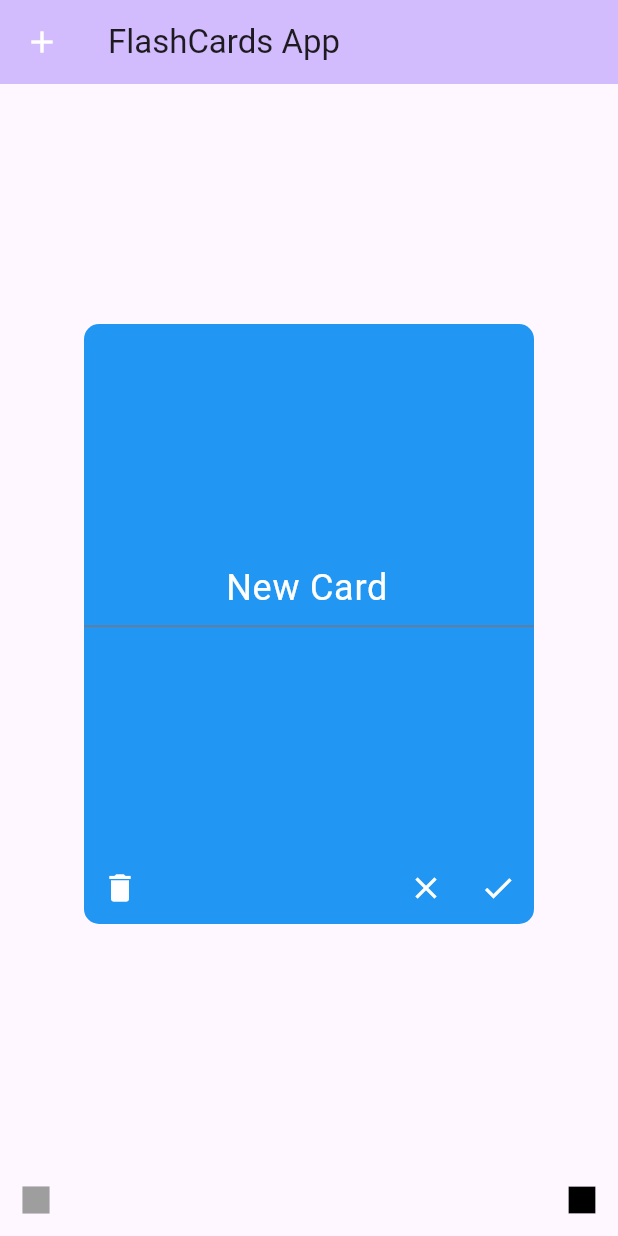
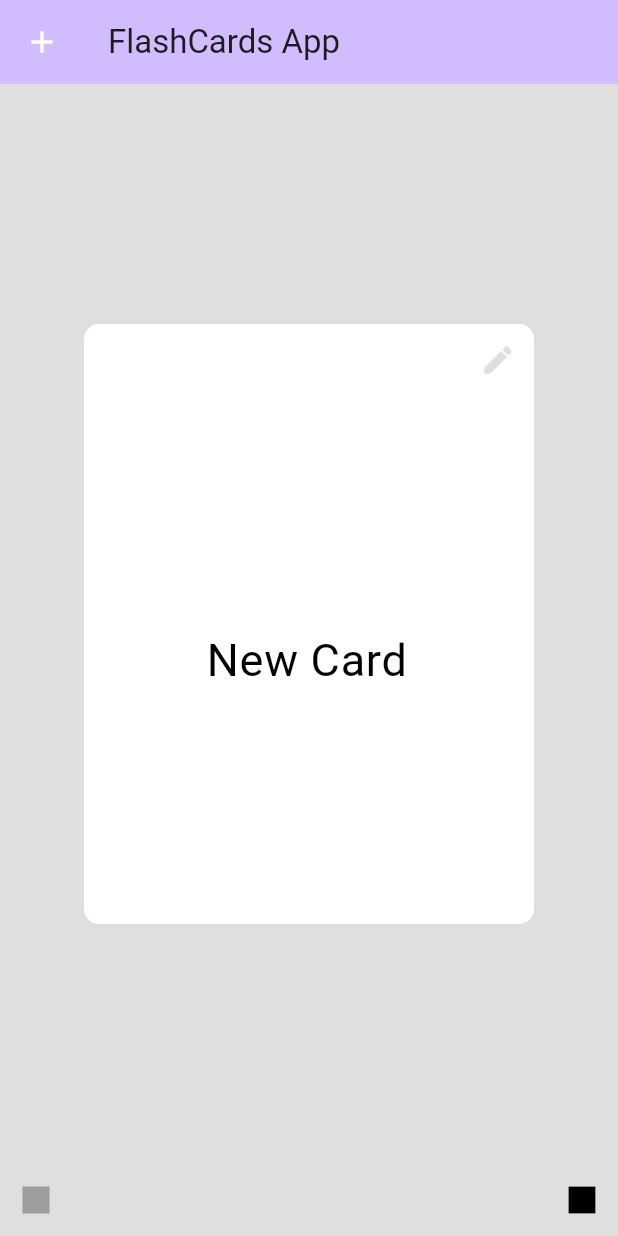
Before and after one commit to Caleb-Parks/CSCN408_Project_4, a Flutter app: the screen it shows after launch, on a phone screen of 412 x 824 dp. Run offline on Flutter 3.47's test engine with Material 3 defaults, Android fonts, the phone set to English and light mode, and no system bars.

Commit message:
Added styling

```diff
--- a/lib/main.dart
+++ b/lib/main.dart
@@ -34,6 +34,7 @@ class _MyHomePageState extends State<MyHomePage> with SingleTickerProviderStateM
   late AnimationController _controller;
   late Animation<double> _animation;
   bool _isFront = true;
+  bool _isSwitched = false;
 
   List<FlashCard> cards_draw = [];
   List<FlashCard> cards_done = [];
@@ -41,6 +42,7 @@ class _MyHomePageState extends State<MyHomePage> with SingleTickerProviderStateM
   FlashCard currentCard = FlashCard(front:'New Card', back:'No Content', st8:2);
 
   var _textEditingController = TextEditingController();
+  var _textFocusNode = FocusNode();
 
 
   @override
@@ -79,6 +81,7 @@ class _MyHomePageState extends State<MyHomePage> with SingleTickerProviderStateM
     if(cards_draw.length > 0) {
       var randomI = Random().nextInt(cards_draw.length);
       c = cards_draw.removeAt(randomI);
+      _isSwitched = false;
       /*DEBUG*/print("Removing $c from draw.");
     } else {
       c = FlashCard(front:"No cards to draw.", back:"The draw pile is empty.", st8:2);
@@ -91,6 +94,7 @@ class _MyHomePageState extends State<MyHomePage> with SingleTickerProviderStateM
     if(cards_done.length > 0) {
       var randomI = Random().nextInt(cards_done.length);
       c = cards_done.removeAt(randomI);
+      _isSwitched = true;
       /*DEBUG*/print("Removing $c from done.");
     } else {
       c = FlashCard(front:"No cards to draw.", back:"The done pile is empty.", st8:2);
@@ -103,6 +107,7 @@ class _MyHomePageState extends State<MyHomePage> with SingleTickerProviderStateM
       FlashCard newCard = FlashCard(front:'New Card', back:'No Content', st8:2);
       _dismissCurrentCard();
       currentCard = newCard;
+      _isSwitched = false;
     });
   }
 
@@ -173,6 +178,7 @@ class _MyHomePageState extends State<MyHomePage> with SingleTickerProviderStateM
   @override
   Widget build(BuildContext context) {
     return Scaffold(
+      backgroundColor: const Color.fromARGB(255, 223, 223, 223),
       appBar: AppBar(
         backgroundColor: Theme.of(context).colorScheme.inversePrimary,
         leading: Container(padding: EdgeInsets.all(5),
@@ -257,18 +263,34 @@ class _MyHomePageState extends State<MyHomePage> with SingleTickerProviderStateM
   Widget _buildCardSide(bool isFront) {
     return Container(
       decoration: BoxDecoration(
-        color: (isFront) ? Colors.blue : Colors.green,
+        color: (isFront) ? Colors.white : Colors.white,
         borderRadius: BorderRadius.circular(10)),
       child:
         Column(
           mainAxisAlignment: MainAxisAlignment.center,
           children: [
+            Row(mainAxisAlignment: MainAxisAlignment.end, children: [
+              Expanded(child: Container()),
+              IconButton( // Mark done button
+                hoverColor: Colors.amber,
+                icon: Icon(
+                  Icons.edit,
+                  color:Color.fromARGB(255, 223, 223, 223),
+                ),
+                onPressed: () {
+                  _textFocusNode.requestFocus();
+                }
+              ),
+            ]),
+
             Expanded(child: Center(
               child: TextField(
                 controller: _textEditingController,
-                style: TextStyle(color: Colors.white, fontSize: 24),
+                focusNode: _textFocusNode,
+                style: TextStyle(color: Colors.black, fontSize: (isFront) ? 30 : 24),
                 textAlign: TextAlign.center,
                 maxLines: 1,
+                decoration: InputDecoration(border: InputBorder.none),
                 onSubmitted: (value) {
                   setState(() {
                     if (isFront) {
@@ -282,37 +304,50 @@ class _MyHomePageState extends State<MyHomePage> with SingleTickerProviderStateM
                 },
               ),
             )),
+
             Row(mainAxisAlignment: MainAxisAlignment.end, children: [
-              IconButton( // Mark done button
+              Visibility(
+                visible: (currentCard.st8 != 2),
+                child: IconButton( // Mark done button
                   hoverColor: Colors.amber,
                   icon: Icon(
                     Icons.delete,
-                  color: Colors.white,
+                    color: const Color.fromARGB(255, 223, 223, 223),
                   ),
                   onPressed: () {
                     _deleteCard();
                   }
+                )
               ),
+
               Expanded(child: Container()),
-              IconButton( // Mark un-done button
-                hoverColor: Colors.amber,
-                icon: Icon(
-                  Icons.close,
-                  color: Colors.white,
-                ),
-                onPressed: () {
-                  _markCardAsUnDone();
+
+              Visibility(
+                visible: (currentCard.st8 != 2),
+                child: Transform.scale(
+                  scale: 0.8,
+                  child: Switch(
+                    value: _isSwitched,
+                    onChanged: (value) {
+                      setState(() {
+                        _isSwitched = value;
+                        if (currentCard.st8 != 2) {
+                          currentCard.st8 = (_isSwitched) ? 1 : 0;
                         }
-              ),
-              IconButton( // Mark done button
-                hoverColor: Colors.amber,
-                icon: Icon(
-                  Icons.check,
-                  color: Colors.white,
-                ),
-                onPressed: () {
-                  _markCardAsDone();
+                      });
+                    },
+                    activeTrackColor: Colors.green,
+                    activeColor: Colors.white,
+                    inactiveThumbColor: Colors.white,
+                    inactiveTrackColor: const Color.fromARGB(255, 223, 223, 223),
+                    trackOutlineWidth: MaterialStateProperty.resolveWith<double?>((Set<MaterialState> states) {
+                      if (states.contains(MaterialState.disabled)) {
+                        return 0;
                       }
+                      return 0; // Use the default width.
+                    }),
+                  )
+                )
               ),
             ])
           ],
```
Lines whose indentation alone changed are shown as unchanged.
